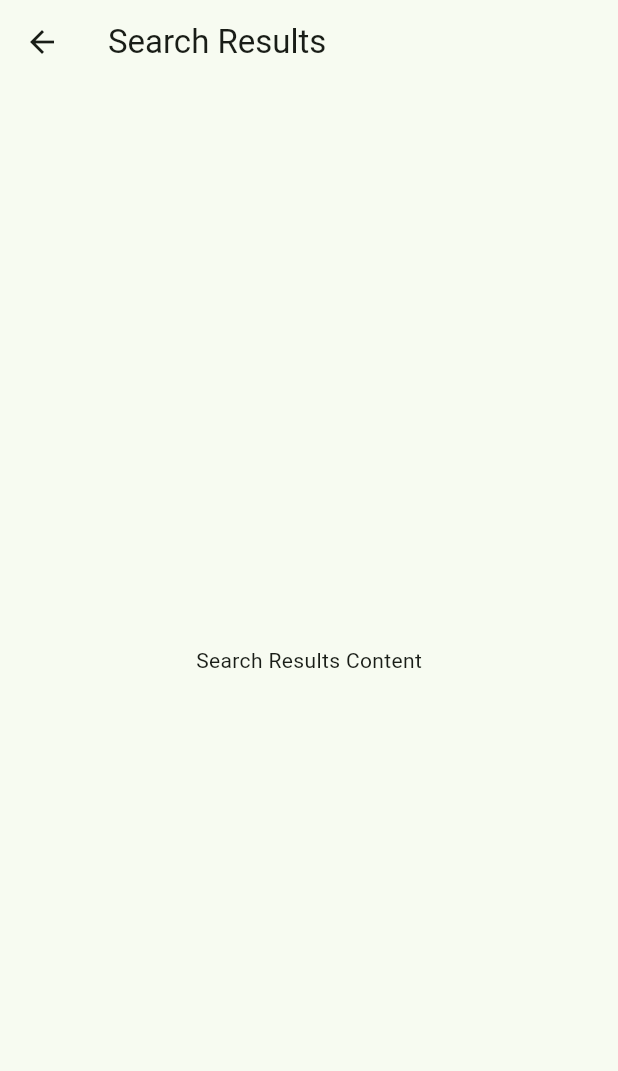
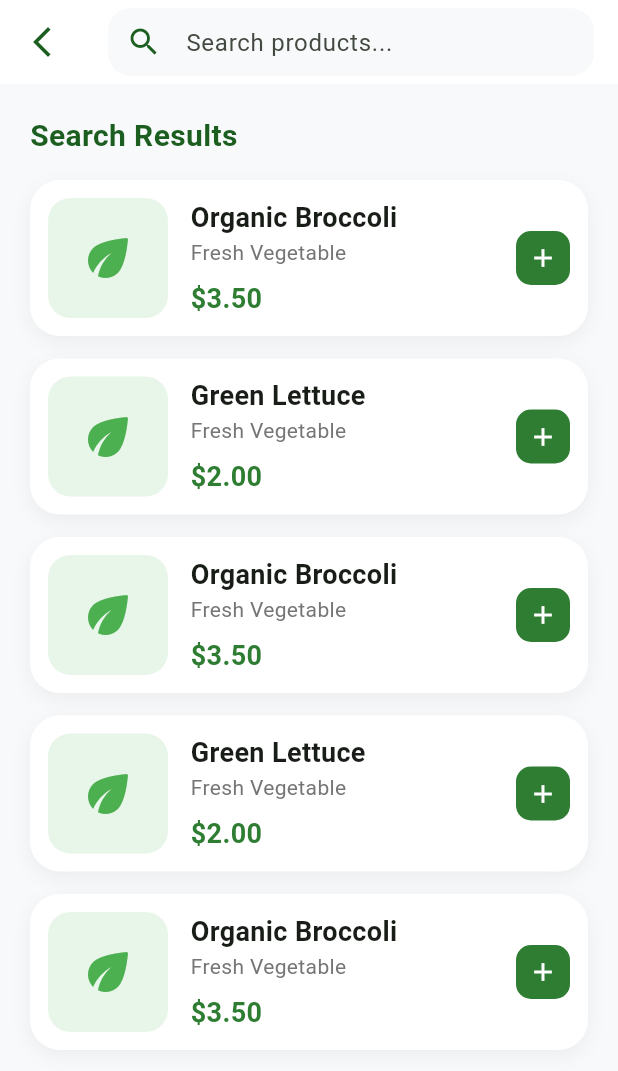
Before and after one commit to Strixx-thierry/Organic-food-directory, a Flutter app: the SearchResultsPage screen opened by its route, on a phone screen of 412 x 824 dp. Shown: the top 1071 px of the screen. Run offline on Flutter 3.47's test engine with Material 3 defaults, Android fonts, the phone set to English and light mode, and no system bars.

Commit message:
Update search_results_page.dart

```diff
--- a/lib/screens/search_results_page.dart
+++ b/lib/screens/search_results_page.dart
@@ -6,8 +6,139 @@ class SearchResultsPage extends StatelessWidget {
   @override
   Widget build(BuildContext context) {
     return Scaffold(
-      appBar: AppBar(title: const Text('Search Results')),
-      body: const Center(child: Text('Search Results Content')),
+      backgroundColor: const Color(0xFFF8F9FA),
+      appBar: AppBar(
+        backgroundColor: Colors.white,
+        elevation: 0,
+        leading: IconButton(
+          icon: const Icon(Icons.arrow_back_ios_new, color: Color(0xFF1B5E20)),
+          onPressed: () => Navigator.pop(context),
+        ),
+        title: Container(
+          height: 45,
+          decoration: BoxDecoration(
+            color: const Color(0xFFF8F9FA),
+            borderRadius: BorderRadius.circular(15),
+          ),
+          child: const TextField(
+            decoration: InputDecoration(
+              hintText: 'Search products...',
+              prefixIcon: Icon(Icons.search, color: Color(0xFF1B5E20)),
+              border: InputBorder.none,
+              contentPadding: EdgeInsets.symmetric(vertical: 10),
+            ),
+          ),
+        ),
+      ),
+      body: Padding(
+        padding: const EdgeInsets.all(20),
+        child: Column(
+          crossAxisAlignment: CrossAxisAlignment.start,
+          children: [
+            const Text(
+              'Search Results',
+              style: TextStyle(
+                fontSize: 20,
+                fontWeight: FontWeight.bold,
+                color: Color(0xFF1B5E20),
+              ),
+            ),
+            const SizedBox(height: 15),
+            Expanded(
+              child: ListView.builder(
+                itemCount: 5,
+                itemBuilder: (context, index) {
+                  return _searchResultItem(
+                    index % 2 == 0 ? 'Organic Broccoli' : 'Green Lettuce',
+                    'Fresh Vegetable',
+                    index % 2 == 0 ? '\$3.50' : '\$2.00',
+                    context,
+                  );
+                },
+              ),
+            ),
+          ],
+        ),
+      ),
+    );
+  }
+
+  Widget _searchResultItem(
+    String name,
+    String category,
+    String price,
+    BuildContext context,
+  ) {
+    return GestureDetector(
+      onTap: () => Navigator.pushNamed(context, '/product'),
+      child: Container(
+        margin: const EdgeInsets.only(bottom: 15),
+        padding: const EdgeInsets.all(12),
+        decoration: BoxDecoration(
+          color: Colors.white,
+          borderRadius: BorderRadius.circular(20),
+          boxShadow: [
+            BoxShadow(
+              color: Colors.black.withOpacity(0.05),
+              blurRadius: 10,
+              offset: const Offset(0, 4),
+            ),
+          ],
+        ),
+        child: Row(
+          children: [
+            Container(
+              width: 80,
+              height: 80,
+              decoration: BoxDecoration(
+                color: Colors.green[50],
+                borderRadius: BorderRadius.circular(15),
+              ),
+              child: const Icon(
+                Icons.eco_rounded,
+                color: Colors.green,
+                size: 40,
+              ),
+            ),
+            const SizedBox(width: 15),
+            Expanded(
+              child: Column(
+                crossAxisAlignment: CrossAxisAlignment.start,
+                children: [
+                  Text(
+                    name,
+                    style: const TextStyle(
+                      fontWeight: FontWeight.bold,
+                      fontSize: 18,
+                    ),
+                  ),
+                  Text(
+                    category,
+                    style: TextStyle(color: Colors.grey[600], fontSize: 14),
+                  ),
+                  const SizedBox(height: 8),
+                  Text(
+                    price,
+                    style: const TextStyle(
+                      color: Color(0xFF2E7D32),
+                      fontWeight: FontWeight.bold,
+                      fontSize: 18,
+                    ),
+                  ),
+                ],
+              ),
+            ),
+            Container(
+              padding: const EdgeInsets.all(8),
+              decoration: BoxDecoration(
+                color: const Color(0xFF2E7D32),
+                borderRadius: BorderRadius.circular(10),
+              ),
+              child: const Icon(Icons.add, color: Colors.white, size: 20),
+            ),
+          ],
+        ),
+      ),
     );
   }
 }
```
